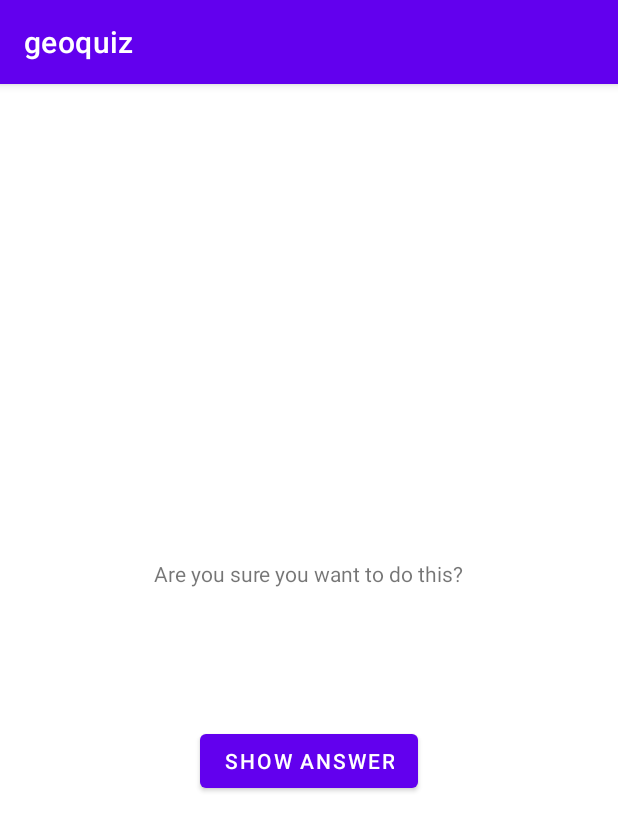
After one commit to trungnguyen10/geoquiz, an Android app: the CheatActivity screen opened directly, with no data from a screen before it, on a phone screen of 412 x 824 dp. The commit adds this screen. Shown: the top 831 px of the screen. Run offline under Robolectric (Android 15) with nearby library versions, the phone set to English and light mode, and no system bars.

Commit message:
Add CheatActivity

```diff
--- a/app/src/main/AndroidManifest.xml
+++ b/app/src/main/AndroidManifest.xml
@@ -10,10 +10,14 @@
         android:supportsRtl="true"
         android:theme="@style/Theme.Geoquiz">
         <activity
+            android:name=".CheatActivity"
+            android:exported="false" />
+        <activity
             android:name=".QuizActivity"
             android:exported="true">
             <intent-filter>
                 <action android:name="android.intent.action.MAIN" />
+
                 <category android:name="android.intent.category.LAUNCHER" />
             </intent-filter>
         </activity>
--- /dev/null
+++ b/app/src/main/java/com/trung/geoquiz/CheatActivity.java
@@ -0,0 +1,73 @@
+package com.trung.geoquiz;
+
+import androidx.annotation.NonNull;
+import androidx.appcompat.app.AppCompatActivity;
+
+import android.content.Context;
+import android.content.Intent;
+import android.os.Bundle;
+import android.widget.Button;
+import android.widget.TextView;
+
+public class CheatActivity extends AppCompatActivity {
+    private static final String EXTRA_ANSWER_IS_TRUE = "com.trung.geoquiz.answer_is_true";
+    private static final String EXTRA_ANSWER_SHOWN = "com.trung.geoquiz.answer_is_shown";
+    private static  boolean mAnswerShown = false;
+    private static final String KEY_ANSWER_SHOWN = "answer is shown";
+    private static int mAnswerID;
+    private static final String KEY_ANSWER_ID = "answer ID";
+    private boolean mAnswerIsTrue;
+    private TextView mAnswerTextView;
+    private Button mShowAnswerButton;
+
+    @Override
+    protected void onCreate(Bundle savedInstanceState) {
+        super.onCreate(savedInstanceState);
+        setContentView(R.layout.activity_cheat);
+
+        mAnswerIsTrue = getIntent().getBooleanExtra(EXTRA_ANSWER_IS_TRUE, false);
+
+        mAnswerTextView = (TextView) findViewById(R.id.answer_text_view);
+
+        if(savedInstanceState != null) {
+            mAnswerShown = savedInstanceState.getBoolean(KEY_ANSWER_SHOWN);
+            setAnswerShownResult(mAnswerShown);
+            mAnswerTextView.setText(mAnswerID);
+        }
+
+        mShowAnswerButton = (Button) findViewById(R.id.show_answer_button);
+        mShowAnswerButton.setOnClickListener(view -> {
+            if(mAnswerIsTrue){
+                mAnswerID = R.string.true_button;
+            } else {
+                mAnswerID = R.string.false_button;
+            }
+            mAnswerShown = true;
+            mAnswerTextView.setText(mAnswerID);
+            setAnswerShownResult(mAnswerShown);
+        });
+    }
+
+    @Override
+    public void onSaveInstanceState(@NonNull Bundle outState) {
+        super.onSaveInstanceState(outState);
+        outState.putBoolean(KEY_ANSWER_SHOWN, mAnswerShown);
+        outState.putInt(KEY_ANSWER_ID, mAnswerID);
+    }
+
+    public static Intent newIntent(Context packageContext, boolean answerIsTrue) {
+        Intent intent = new Intent(packageContext, CheatActivity.class);
+        intent.putExtra(EXTRA_ANSWER_IS_TRUE, answerIsTrue);
+        return intent;
+    }
+
+    private void setAnswerShownResult(boolean isAnswerShown) {
+        Intent data = new Intent();
+        data.putExtra(EXTRA_ANSWER_SHOWN, isAnswerShown);
+        setResult(RESULT_OK, data);
+    }
+
+    public static boolean wasAnswerShown(Intent result) {
+        return result.getBooleanExtra(EXTRA_ANSWER_SHOWN, false);
+    }
+}
--- /dev/null
+++ b/app/src/main/res/layout/activity_cheat.xml
@@ -0,0 +1,30 @@
+<?xml version="1.0" encoding="utf-8"?>
+<LinearLayout xmlns:android="http://schemas.android.com/apk/res/android"
+    xmlns:app="http://schemas.android.com/apk/res-auto"
+    xmlns:tools="http://schemas.android.com/tools"
+    android:layout_width="match_parent"
+    android:layout_height="match_parent"
+    android:gravity="center"
+    android:orientation="vertical"
+    tools:context="com.trung.geoquiz.CheatActivity">
+
+    <TextView
+        android:layout_width="wrap_content"
+        android:layout_height="wrap_content"
+        android:padding="24dp"
+        android:text="@string/warning_text" />
+
+    <TextView
+        android:id="@+id/answer_text_view"
+        android:layout_width="wrap_content"
+        android:layout_height="wrap_content"
+        android:padding="24dp"
+        tools:text="Answer" />
+
+    <Button
+        android:id="@+id/show_answer_button"
+        android:layout_width="wrap_content"
+        android:layout_height="wrap_content"
+        android:text="@string/show_answer_button" />
+
+</LinearLayout>
--- a/app/src/main/res/values/strings.xml
+++ b/app/src/main/res/values/strings.xml
@@ -13,4 +13,9 @@
     <string name="question_africa">The source of the Nile River is in Egypt.</string>
     <string name="question_americas">The Amazon River is the longest river in the Americas.</string>
     <string name="question_asia">Lake Baikal is the world\'s oldest and deepest freshwater lake.</string>
+
+    <string name="warning_text">Are you sure you want to do this?</string>
+    <string name="show_answer_button">Show Answer</string>
+    <string name="cheat_button">Cheat!</string>
+    <string name="judgment_toast">Cheating is wrong.</string>
 </resources>
```
Also changed, not shown: app/src/main/java/com/trung/geoquiz/QuizActivity.java (+42 -10 lines), app/src/main/res/layout-land/activity_quiz.xml (+10 -9 lines), app/src/main/res/layout/activity_quiz.xml (+7 -1 lines).
